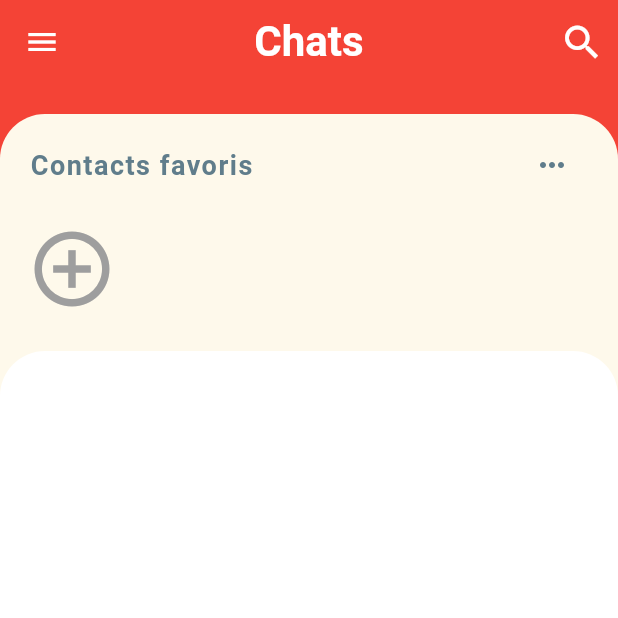
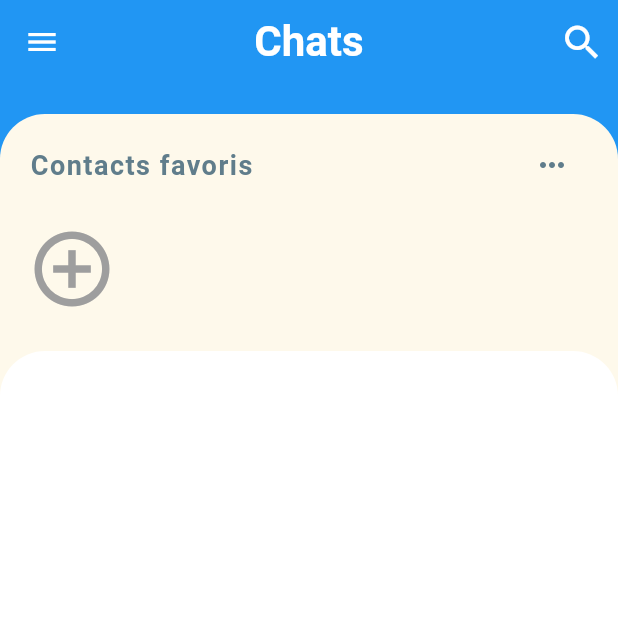
Before and after one commit to quentinfon/SWChat, a Flutter app: the screen it shows once a user with an empty profile is signed in, on a phone screen of 412 x 824 dp, the top half of it. Run offline on Flutter 3.47's test engine with Material 2 defaults, Android fonts, the phone set to English and light mode, and no system bars; drawn by our look-alikes of streaming_shared_preferences; our stand-ins replace cloud_firestore, firebase_auth, firebase_storage, flutter_spinkit, shared_preferences; accounts and stored records are empty.

Commit message:
Ajout choix couleur du theme de l'application

```diff
--- a/lib/main.dart
+++ b/lib/main.dart
@@ -1,13 +1,45 @@
 import 'package:flutter/services.dart';
+import 'package:shared_preferences/shared_preferences.dart';
+import 'package:streaming_shared_preferences/streaming_shared_preferences.dart';
 import 'package:swchat/models/user.dart';
 import 'package:swchat/screens/wrapper.dart';
 import 'package:swchat/services/auth.dart';
 import 'package:flutter/material.dart';
 import 'package:provider/provider.dart';
 
-void main() => runApp(MyApp());
+Future<void> main() async {
+  WidgetsFlutterBinding.ensureInitialized();
+  SharedPreferences.setMockInitialValues({});
 
-class MyApp extends StatelessWidget {
+  final preferences = await StreamingSharedPreferences.instance;
+  final settings = MyAppSettings(preferences);
+
+  runApp(MyApp(settings));
+}
+
+class MyApp extends StatefulWidget {
+
+  final MyAppSettings settings;
+  MyApp(this.settings);
+
+  @override
+  _MyAppState createState() => _MyAppState();
+}
+
+class _MyAppState extends State<MyApp> {
+
+  Color getColor(String stringCouleur){
+
+    if(stringCouleur == "rouge") return Colors.red;
+    if(stringCouleur == "bleu") return Colors.blue;
+    if(stringCouleur == "vert") return Colors.green;
+    if(stringCouleur == "bleufonce") return Colors.indigo[900];
+    if(stringCouleur == "violet") return Colors.purple;
+    if(stringCouleur == "noir") return Colors.black;
+
+    return Colors.red;
+  }
+
 
   @override
   Widget build(BuildContext context) {
@@ -18,16 +50,28 @@ class MyApp extends StatelessWidget {
 
     return StreamProvider<User>.value(
       value: AuthService().user,
-      child: MaterialApp(
-        title: 'SWChat',
-        debugShowCheckedModeBanner: false,
-        theme: ThemeData(
-          primaryColor: Colors.red,
-          accentColor: Color(0xFFFEF9EB)
-        ),
-        home: Wrapper(),
+      child: PreferenceBuilder(
+        preference: widget.settings.couleur,
+        builder: (BuildContext context, String couleur){
+          return MaterialApp(
+            title: 'SWChat',
+            debugShowCheckedModeBanner: false,
+            theme: ThemeData(
+                primaryColor: getColor(couleur),
+                accentColor: Color(0xFFFEF9EB)
+            ),
+            home: Wrapper(widget.settings),
+          );
+        },
       ),
     );
   }
+}
+
+class MyAppSettings {
+  MyAppSettings(StreamingSharedPreferences preferences)
+      : couleur = preferences.getString('couleur', defaultValue: 'bleu');
+
+  final Preference<String> couleur;
 
 }
--- a/lib/screens/home/home.dart
+++ b/lib/screens/home/home.dart
@@ -2,14 +2,20 @@ import 'package:provider/provider.dart';
 import 'package:swchat/models/user.dart';
 import 'package:swchat/screens/home/home_screen.dart';
 import 'package:swchat/screens/home/recherche_contact.dart';
+import 'package:swchat/screens/parametre.dart';
 import 'package:swchat/services/auth.dart';
 import 'package:flutter/material.dart';
 import 'package:swchat/services/database.dart';
 import 'package:swchat/widgets/home/a_propos.dart';
 import 'package:swchat/widgets/user/infos_utilisateur.dart';
 
+import '../../main.dart';
+
 
 class Home extends StatelessWidget {
+
+  final MyAppSettings settings;
+  Home(this.settings);
 
   final AuthService _auth = AuthService();
 
@@ -63,9 +69,15 @@ class Home extends StatelessWidget {
                 child: InfosUtilisateur(),
               ),
               ListTile(
+                onTap: (){
+                  Navigator.push(
+                      context, MaterialPageRoute(
+                    builder: (_) => ParametreScreen(settings),
+                  ));
+                },
                 leading: Icon(Icons.settings),
                 title: Text(
-                  'Settings',
+                  'Paramètres',
                   style: TextStyle(
                     color: Colors.grey[600],
                     fontSize: 15,
--- a/lib/screens/wrapper.dart
+++ b/lib/screens/wrapper.dart
@@ -4,7 +4,13 @@ import 'package:flutter/material.dart';
 import 'package:swchat/screens/home/home.dart';
 import 'package:provider/provider.dart';
 
+import '../main.dart';
+
 class Wrapper extends StatelessWidget {
+
+  final MyAppSettings settings;
+  Wrapper(this.settings);
+
   @override
   Widget build(BuildContext context) {
 
@@ -14,7 +20,7 @@ class Wrapper extends StatelessWidget {
     if(user == null){
       return Authenticate();
     }else{
-      return Home();
+      return Home(settings);
     }
   }
 
--- a/pubspec.yaml
+++ b/pubspec.yaml
@@ -25,6 +25,8 @@ dependencies:
   provider: ^4.0.5
   flutter_spinkit: "^4.1.2"
   cupertino_icons: ^0.1.2
+  shared_preferences: ^0.5.7
+  streaming_shared_preferences: ^1.0.1
 
 dev_dependencies:
   flutter_test:
```
Also changed, not shown: lib/screens/parametre.dart (added, +68 -0 lines), lib/widgets/color_selector.dart (added, +57 -0 lines), pubspec.lock, 1 other file.
